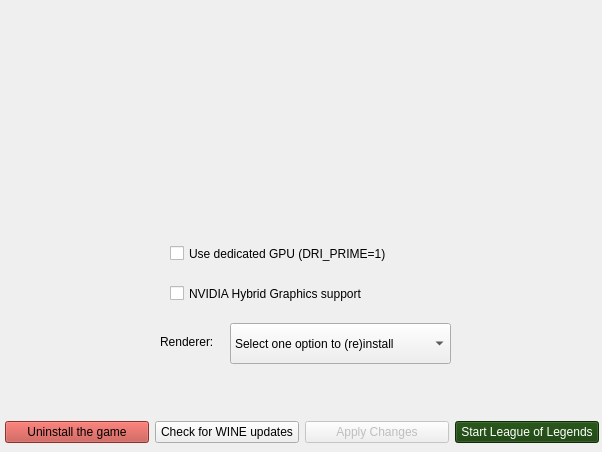
First picture: the form in python_src/ui/installer.ui, repository polkaulfield/lol-for-linux-installer, before the edit.
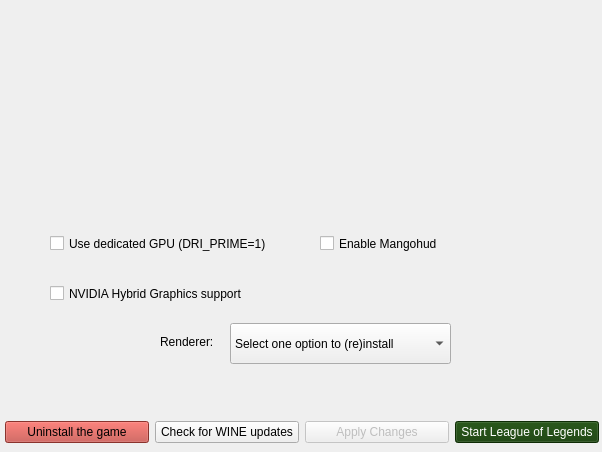
Second picture: the form after the edit. Icons and pictures are not drawn.

Commit message: [UI] Add mangohud option

Diff of the .ui file:
```diff
--- a/python_src/ui/installer.ui
+++ b/python_src/ui/installer.ui
@@ -1269,7 +1269,7 @@
                </property>
                <property name="geometry">
                 <rect>
-                 <x>170</x>
+                 <x>50</x>
                  <y>80</y>
                  <width>231</width>
                  <height>41</height>
@@ -1291,8 +1291,8 @@
                </property>
                <property name="geometry">
                 <rect>
-                 <x>170</x>
-                 <y>40</y>
+                 <x>50</x>
+                 <y>30</y>
                  <width>241</width>
                  <height>41</height>
                 </rect>
@@ -1348,6 +1348,28 @@
                 <string>Renderer:</string>
                </property>
               </widget>
+              <widget class="QCheckBox" name="Usemangohud">
+               <property name="enabled">
+                <bool>true</bool>
+               </property>
+               <property name="geometry">
+                <rect>
+                 <x>320</x>
+                 <y>30</y>
+                 <width>231</width>
+                 <height>41</height>
+                </rect>
+               </property>
+               <property name="layoutDirection">
+                <enum>Qt::LeftToRight</enum>
+               </property>
+               <property name="autoFillBackground">
+                <bool>false</bool>
+               </property>
+               <property name="text">
+                <string>Enable Mangohud</string>
+               </property>
+              </widget>
              </widget>
              <widget class="QWidget" name="region">
               <widget class="QLabel" name="regionLabel">
```
The commit also changes 1 other file.
